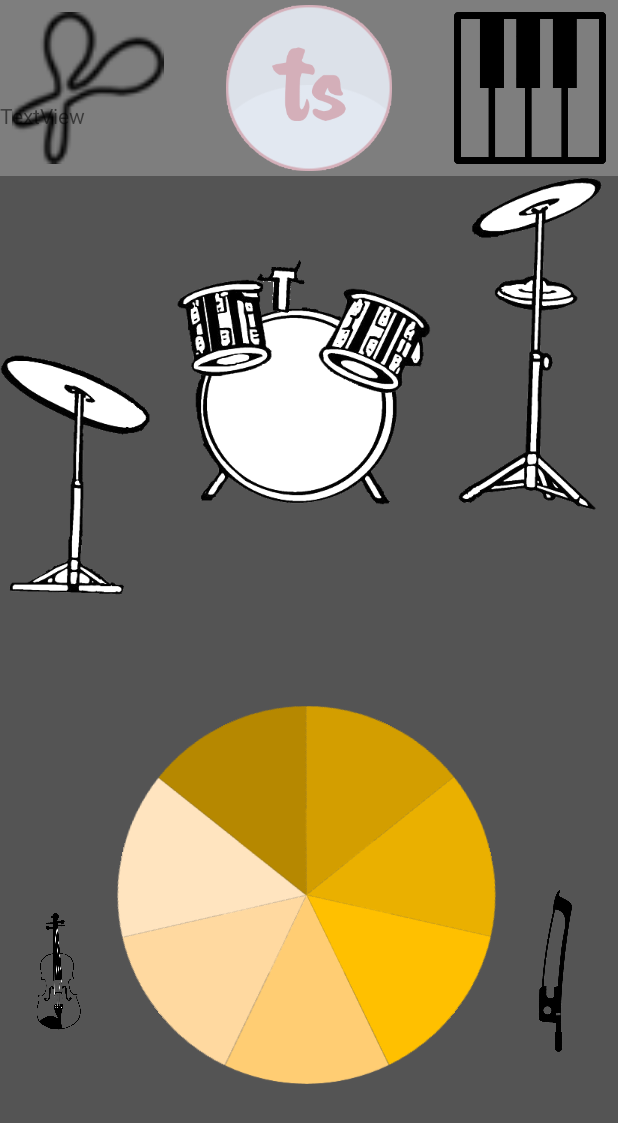
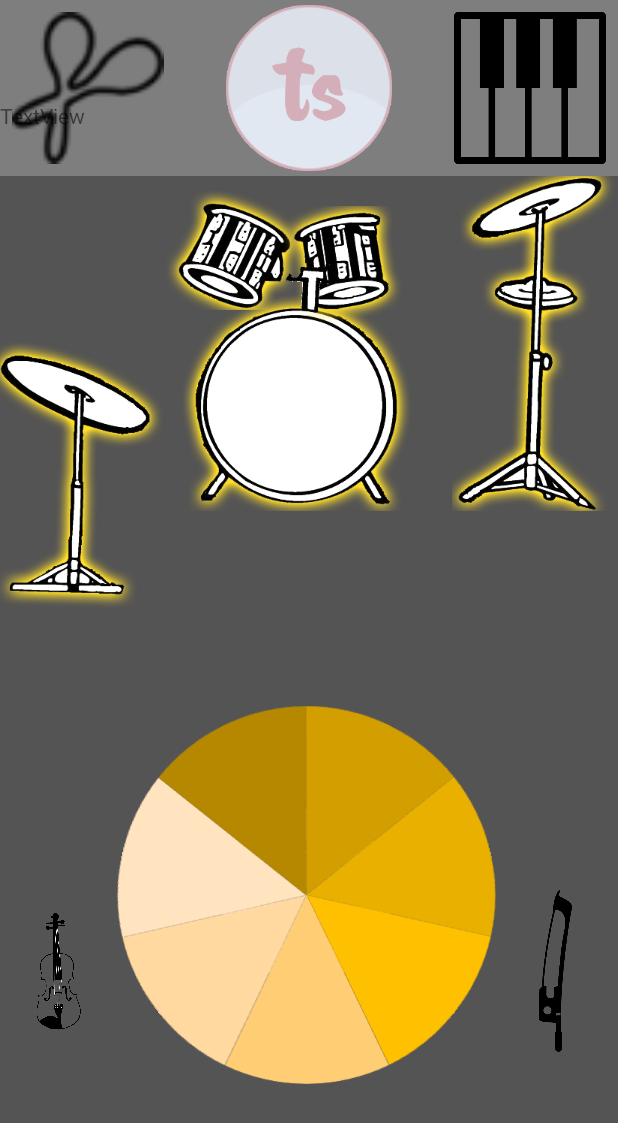
Before and after one commit to shuansiang/cs4347project, an Android app: the VSDActivity screen opened directly, with no data from a screen before it, on a phone screen of 412 x 824 dp. Shown: the top 1123 px of the screen. Run offline under Robolectric (Android 15) with nearby library versions, the phone set to English and light mode, and no system bars; pictures from the network do not load.

Commit message:
Added drum glow when pointing at different instruments. Added drum kit samples that play when a hit action is made.

```diff
--- a/app/src/main/java/com/tetrastudio/DrumController.java
+++ b/app/src/main/java/com/tetrastudio/DrumController.java
@@ -21,7 +21,6 @@ import org.opencv.core.Mat;
 import org.opencv.core.Scalar;
 
 import java.util.ArrayList;
-import java.util.Arrays;
 import java.util.LinkedList;
 
 /**
@@ -39,21 +38,31 @@ public class DrumController extends ControllerBase {
     // Test views
     private TextView mDebugTextView;
 
+    private int[] mGlowDrumViewIds = {
+            R.id.ride_cymbal_glow,
+            R.id.tom_2_glow,
+            R.id.bass_drum_glow,
+            R.id.tom_1_glow,
+            R.id.crash_symbal_glow,
+    };
+
+    private ArrayList<View> mGlowDrumViews;
+
     // Data
     private LinkedList<float[]> mAccelHistory = new LinkedList<>();
     private float[] mAccelerometerVal = new float[4];
 
+    private int mActiveDrum = 0;
+
     // Sound
     private SoundPool mSoundPool = null;
 
-    private int[] pianoSoundIds = {
-            R.raw.c_piano,
-            R.raw.d_piano,
-            R.raw.e_piano,
-            R.raw.f_piano,
-            R.raw.g_piano,
-            R.raw.a_piano,
-            R.raw.b_piano
+    private int[] mDrumSoundIds = {
+            R.raw.drum_ride,
+            R.raw.drum_tom_2,
+            R.raw.drum_bass,
+            R.raw.drum_tom_1,
+            R.raw.drum_crash_cymbal,
     };
 
     private Scalar[] mDrumColours = {
@@ -64,7 +73,7 @@ public class DrumController extends ControllerBase {
             new Scalar(0, 255.0, 255.0),
     };
 
-    private int[] mLoadedPianoIds;
+    private int[] mLoadedDrumIds;
 
 
     public DrumController(Context context, Activity parentActivity, CameraBridgeViewBase cameraView) {
@@ -76,6 +85,11 @@ public class DrumController extends ControllerBase {
 
         mParentActivity = parentActivity;
         mDebugTextView = ((VSDActivity) mParentActivity).getDebugGrav();
+
+        mGlowDrumViews = new ArrayList<>();
+        for (int i = 0; i < mGlowDrumViewIds.length; i++) {
+            mGlowDrumViews.add(mParentActivity.findViewById(mGlowDrumViewIds[i]));
+        }
 
         mSoundPool = new SoundPool(10, AudioManager.STREAM_MUSIC, 0);
         mSoundPool.setOnLoadCompleteListener(new SoundPool.OnLoadCompleteListener() {
@@ -90,15 +104,25 @@ public class DrumController extends ControllerBase {
     }
 
     private void loadDrumSounds() {
-        mLoadedPianoIds = new int[pianoSoundIds.length];
-        for (int i = 0; i < pianoSoundIds.length; i++) {
-            mLoadedPianoIds[i] = mSoundPool.load(mContext, pianoSoundIds[i], 1);
+        mLoadedDrumIds = new int[mDrumSoundIds.length];
+        for (int i = 0; i < mDrumSoundIds.length; i++) {
+            mLoadedDrumIds[i] = mSoundPool.load(mContext, mDrumSoundIds[i], 1);
         }
     }
 
-    public void playSoundPress(View v) {
+    private void updateDrumView() {
+        for (int i = 0; i < mGlowDrumViews.size(); i++) {
+            if (i != mActiveDrum) {
+                mGlowDrumViews.get(i).setVisibility(View.INVISIBLE);
+            } else {
+                mGlowDrumViews.get(i).setVisibility(View.VISIBLE);
+            }
+        }
+    }
+
+    public void playSoundPress(View v, float volume) {
         Log.d("SP","PLAYING SOUND: "+0);
-        mSoundPool.play(mLoadedPianoIds[0], 1, 1, 1, 0, 0 + 1);
+        mSoundPool.play(mLoadedDrumIds[mActiveDrum], volume, volume, 1, 0, 0 + 1);
     }
 
     private BaseLoaderCallback mLoaderCallback = new BaseLoaderCallback(mContext) {
@@ -153,6 +177,7 @@ public class DrumController extends ControllerBase {
     private void update(long deltaTimeMillis, float[] accelerometer) {
 //        checkFlick(deltaTimeMillis, previousOrientation, currentOrientation);
         updateLinearAccelSound(deltaTimeMillis, accelerometer);
+        updateDrumView();
     }
 
     private void updateLinearAccelSound(long deltaTimeMillis, float[] currentAccelerometer) {
@@ -171,14 +196,14 @@ public class DrumController extends ControllerBase {
 //            return;
 //        }
         mAccelHistory.add(currentAccelerometer.clone());
-        Log.d("TTS", "Sampling: " + currentAccelerometer[1]);
+//        Log.d("TTS", "Sampling: " + currentAccelerometer[1]);
 
-        StringBuilder str = new StringBuilder();
-        for (float[] val : mAccelHistory) {
-            str.append(String.format("%.3f", val[1]));
-            str.append(',');
-        }
-        Log.d("TTSL", str.toString());
+//        StringBuilder str = new StringBuilder();
+//        for (float[] val : mAccelHistory) {
+//            str.append(String.format("%.3f", val[1]));
+//            str.append(',');
+//        }
+//        Log.d("TTSL", str.toString());
 
         if (mAccelHistory.size() < 10) {
             return;
@@ -197,8 +222,9 @@ public class DrumController extends ControllerBase {
 //        Log.d("SP", String.format("Max of Swing: %.3f | Last: %.3f", maxSwing, mAccelHistory.get(mAccelHistory.size()-1)[1]));
         if (mAccelHistory.get(mAccelHistory.size() - 1)[1] < 2 && maxSwing > 2) {
             // End of hit
-            Log.d("TTS", "HIT!");
-            playSoundPress(null);
+            float volume = Math.max(Math.min(1.0f, (maxSwing-2) / 7.0f), 0.0f);
+            Log.d("TTS", "HIT! "+volume);
+            playSoundPress(null, volume);
             mAccelHistory = new LinkedList<>();
         }
     }
@@ -233,7 +259,8 @@ public class DrumController extends ControllerBase {
             Scalar mean = Core.mean(inputFrame.rgba());
             int closestColourIndex = getClosestColour(mean);
 //            Log.d("SP", "Mean: " + mean.val[0] + ", " + mean.val[1] + ", " + mean.val[2]);
-            Log.d("SP", "Closest Colour Index: " + closestColourIndex);
+            mActiveDrum = closestColourIndex;
+//            Log.d("SP", "Closest Colour Index: " + closestColourIndex);
             mCurrentAverageColor = mean;
             return inputFrame.rgba();
         }
--- a/app/src/main/res/layout/activity_vsd.xml
+++ b/app/src/main/res/layout/activity_vsd.xml
@@ -1,9 +1,9 @@
 <?xml version="1.0" encoding="utf-8"?>
-<RelativeLayout xmlns:android="http://schemas.android.com/apk/res/android"
+<RelativeLayout android:id="@+id/activity_main2"
+                xmlns:android="http://schemas.android.com/apk/res/android"
                 xmlns:app="http://schemas.android.com/apk/res-auto"
                 xmlns:opencv="http://schemas.android.com/apk/res-auto"
                 xmlns:tools="http://schemas.android.com/tools"
-    android:id="@+id/activity_main2"
                 android:layout_width="match_parent"
                 android:layout_height="match_parent"
 
@@ -15,7 +15,7 @@
         android:layout_width="fill_parent"
         android:layout_height="fill_parent"
         opencv:camera_id="any"
-        opencv:show_fps="true" />
+        opencv:show_fps="true"/>
 
     <FrameLayout
         android:layout_width="match_parent"
@@ -42,7 +42,7 @@
                     android:paddingRight="20dp"
                     android:paddingTop="8dp"
                     android:scaleType="fitCenter"
-                    app:srcCompat="@drawable/shaker" />
+                    app:srcCompat="@drawable/shaker"/>
 
                 <ImageButton
                     android:id="@+id/logo"
@@ -52,7 +52,7 @@
                     android:background="#7e7e7e"
                     android:padding="3dp"
                     android:scaleType="fitCenter"
-                    app:srcCompat="@drawable/logo" />
+                    app:srcCompat="@drawable/logo"/>
 
                 <ImageButton
                     android:id="@+id/pianobutton"
@@ -64,7 +64,7 @@
                     android:paddingLeft="20dp"
                     android:paddingTop="8dp"
                     android:scaleType="fitCenter"
-                    app:srcCompat="@drawable/pianoicon" />
+                    app:srcCompat="@drawable/pianoicon"/>
 
 
             </LinearLayout>
@@ -75,60 +75,132 @@
                 android:layout_weight="3">
 
 
+                <RelativeLayout
+                    android:layout_width="match_parent"
+                    android:layout_height="match_parent"
+                    android:id="@+id/tom_2_layout"
+                    android:layout_alignParentTop="true"
+                    android:layout_alignParentStart="true"
+                    android:layout_marginStart="110dp"
+                    android:layout_marginTop="10dp">
+
                     <ImageButton
+                        android:id="@+id/tom_2"
                         android:layout_width="wrap_content"
                         android:layout_height="wrap_content"
-                    opencv:srcCompat="@drawable/drum_1_transparent"
-                    android:id="@+id/ride_cymbal"
                         android:background="@null"
-                    android:layout_centerVertical="true"
-                    android:layout_alignParentStart="true" />
+                        opencv:srcCompat="@drawable/drum_5_transparent"/>
+                    <ImageButton
+                        android:id="@+id/tom_2_glow"
+                        android:layout_width="wrap_content"
+                        android:layout_height="wrap_content"
+                        android:background="@null"
+                        opencv:srcCompat="@drawable/drum_5_transparent_glow"/>
+                </RelativeLayout>
+
+                <RelativeLayout
+                    android:id="@+id/ride_cymbal_layout"
+                    android:layout_width="match_parent"
+                    android:layout_height="match_parent">
 
                     <ImageButton
+                        android:id="@+id/ride_cymbal"
                         android:layout_width="wrap_content"
                         android:layout_height="wrap_content"
-                    opencv:srcCompat="@drawable/drum_6_transparent"
+                        android:layout_alignParentStart="true"
+                        android:layout_centerVertical="true"
                         android:background="@null"
+                        opencv:srcCompat="@drawable/drum_1_transparent"/>
+
+                    <ImageButton
+                        android:id="@+id/ride_cymbal_glow"
+                        android:layout_width="wrap_content"
+                        android:layout_height="wrap_content"
+                        android:layout_alignParentStart="true"
+                        android:layout_centerVertical="true"
+                        android:background="@null"
+                        opencv:srcCompat="@drawable/drum_1_transparent_glow"/>
+                </RelativeLayout>
+
+                <RelativeLayout
+                    android:id="@+id/bass_drum_layout"
+                    android:layout_width="match_parent"
+                    android:layout_height="match_parent">
+
+                    <ImageButton
                         android:id="@+id/bass_drum"
+                        android:layout_width="wrap_content"
+                        android:layout_height="wrap_content"
                         android:layout_alignParentTop="true"
-                    android:layout_centerHorizontal="true" />
+                        android:layout_centerHorizontal="true"
+                        android:background="@null"
+                        opencv:srcCompat="@drawable/drum_6_transparent"/>
+
+                    <ImageButton
+                        android:id="@+id/bass_drum_glow"
+                        android:layout_width="wrap_content"
+                        android:layout_height="wrap_content"
+                        android:layout_alignParentTop="true"
+                        android:layout_centerHorizontal="true"
+                        android:background="@null"
+                        opencv:srcCompat="@drawable/drum_6_transparent_glow"/>
+                </RelativeLayout>
+
+                <RelativeLayout
+                    android:id="@+id/tom_1_layout"
+                    android:layout_width="match_parent"
+                    android:layout_height="match_parent"
+                    android:layout_marginLeft="150dp"
+                    android:layout_marginTop="20dp">
+
+                    <ImageButton
+                        android:id="@+id/tom_1"
+                        android:layout_width="wrap_content"
+                        android:layout_height="wrap_content"
+                        android:layout_marginStart="39dp"
+                        android:background="@null"
+                        opencv:srcCompat="@drawable/drum_4_transparent"/>
+                    <ImageButton
+                        android:id="@+id/tom_1_glow"
+                        android:layout_width="wrap_content"
+                        android:layout_height="wrap_content"
+                        android:layout_marginStart="39dp"
+                        android:background="@null"
+                        opencv:srcCompat="@drawable/drum_4_transparent_glow"/>
+                </RelativeLayout>
+
+                <RelativeLayout
+                    android:layout_width="match_parent"
+                    android:layout_height="match_parent"
+                    android:id="@+id/crash_symbal_layout">
+
+                    <ImageButton
+                        android:id="@+id/crash_symbal"
+                        android:layout_width="wrap_content"
+                        android:layout_height="wrap_content"
+                        android:layout_alignParentEnd="true"
+                        android:layout_alignParentTop="true"
+                        android:background="@null"
+                        opencv:srcCompat="@drawable/drum_2_transparent"/>
+
+                    <ImageButton
+                        android:id="@+id/crash_symbal_glow"
+                        android:layout_width="wrap_content"
+                        android:layout_height="wrap_content"
+                        android:layout_alignParentEnd="true"
+                        android:layout_alignParentTop="true"
+                        android:background="@null"
+                        opencv:srcCompat="@drawable/drum_2_transparent_glow"/>
 
                     <ImageView
+                        android:id="@+id/base"
                         android:layout_width="wrap_content"
                         android:layout_height="wrap_content"
                         opencv:srcCompat="@drawable/base"
-                    android:id="@+id/base"
-                    android:layout_marginEnd="19dp"
                         android:layout_alignParentTop="true"
-                    android:layout_alignEnd="@+id/bass_drum" />
+                        android:layout_centerHorizontal="true"/>
 
-                <ImageButton
-                    android:layout_width="wrap_content"
-                    android:layout_height="wrap_content"
-                    opencv:srcCompat="@drawable/drum_4_transparent"
-                    android:background="@null"
-                    android:id="@+id/tom_1"
-                    android:layout_alignTop="@+id/ride_cymbal"
-                    android:layout_alignStart="@+id/bass_drum"
-                    android:layout_marginStart="39dp" />
-
-                <ImageButton
-                    android:layout_width="wrap_content"
-                    android:layout_height="wrap_content"
-                    opencv:srcCompat="@drawable/drum_5_transparent"
-                    android:background="@null"
-                    android:id="@+id/tom_2"
-                    android:layout_alignBottom="@+id/tom_1"
-                    android:layout_toStartOf="@+id/crash_symbal" />
-
-                <ImageButton
-                    android:layout_width="wrap_content"
-                    android:layout_height="wrap_content"
-                    android:background="@null"
-                    opencv:srcCompat="@drawable/drum_2_transparent"
-                    android:id="@+id/crash_symbal"
-                    android:layout_alignParentTop="true"
-                    android:layout_alignParentEnd="true" />
+                </RelativeLayout>
 
             </RelativeLayout>
 
@@ -149,10 +221,10 @@
                         android:id="@+id/violin"
                         android:layout_width="130dp"
                         android:layout_height="match_parent"
+                        android:layout_weight="1"
                         android:rotation="-90"
                         android:scaleType="centerInside"
-                        android:layout_weight="1"
-                        app:srcCompat="@drawable/violin" />
+                        app:srcCompat="@drawable/violin"/>
 
                     <RelativeLayout
                         android:layout_width="match_parent"
@@ -167,7 +239,7 @@
                             android:rotation="-0.1"
                             android:scaleType="fitCenter"
                             android:tint="#ffcd73"
-                            app:srcCompat="@drawable/onepie" />
+                            app:srcCompat="@drawable/onepie"/>
 
                         <ImageButton
                             android:id="@+id/violin_d"
@@ -177,7 +249,7 @@
                             android:rotation="51.4"
                             android:scaleType="fitCenter"
                             android:tint="#ffd9a0"
-                            app:srcCompat="@drawable/onepie" />
+                            app:srcCompat="@drawable/onepie"/>
 
                         <ImageButton
                             android:id="@+id/violin_e"
@@ -187,7 +259,7 @@
                             android:rotation="102.8"
                             android:scaleType="fitCenter"
                             android:tint="#ffe4bf"
-                            app:srcCompat="@drawable/onepie" />
+                            app:srcCompat="@drawable/onepie"/>
 
                         <ImageButton
                             android:id="@+id/violin_f"
@@ -197,7 +269,7 @@
                             android:rotation="154.2"
                             android:scaleType="fitCenter"
                             android:tint="#b68800"
-                            app:srcCompat="@drawable/onepie" />
+                            app:srcCompat="@drawable/onepie"/>
 
                         <ImageButton
                             android:id="@+id/violin_g"
@@ -207,7 +279,7 @@
                             android:rotation="205.6"
                             android:scaleType="fitCenter"
                             android:tint="#d39e00"
-                            app:srcCompat="@drawable/onepie" />
+                            app:srcCompat="@drawable/onepie"/>
 
                         <ImageButton
                             android:id="@+id/violin_a"
@@ -217,7 +289,7 @@
                             android:rotation="257"
                             android:scaleType="fitCenter"
                             android:tint="#eab000"
-                            app:srcCompat="@drawable/onepie" />
+                            app:srcCompat="@drawable/onepie"/>
 
                         <ImageButton
                             android:id="@+id/violin_b"
@@ -227,7 +299,7 @@
                             android:rotation="308.4"
                             android:scaleType="fitCenter"
                             android:tint="#ffc000"
-                            app:srcCompat="@drawable/onepie" />
+                            app:srcCompat="@drawable/onepie"/>
 
 
                     </RelativeLayout>
@@ -237,10 +309,10 @@
                         android:layout_width="130dp"
                         android:layout_height="match_parent"
                         android:layout_alignParentRight="true"
+                        android:layout_weight="1"
                         android:rotation="45"
                         android:scaleType="centerInside"
-                        app:srcCompat="@drawable/violinbow"
-                        android:layout_weight="1"/>
+                        app:srcCompat="@drawable/violinbow"/>
 
                 </LinearLayout>
 
@@ -257,6 +329,6 @@
         android:layout_alignParentStart="true"
         android:layout_alignParentTop="true"
         android:layout_marginTop="67dp"
-        android:text="TextView" />
+        android:text="TextView"/>
 
 </RelativeLayout>
```
Also changed, not shown: app/src/main/res/drawable-xhdpi/drum_1_transparent_glow.png (added), app/src/main/res/drawable-xhdpi/drum_2_transparent_glow.png (added), app/src/main/res/drawable-xhdpi/drum_4_transparent_glow.png (added), app/src/main/res/drawable-xhdpi/drum_5_transparent_glow.png (added), app/src/main/res/drawable-xhdpi/drum_6_transparent_glow.png (added), 5 other files. Lines whose indentation alone changed are shown as unchanged.
